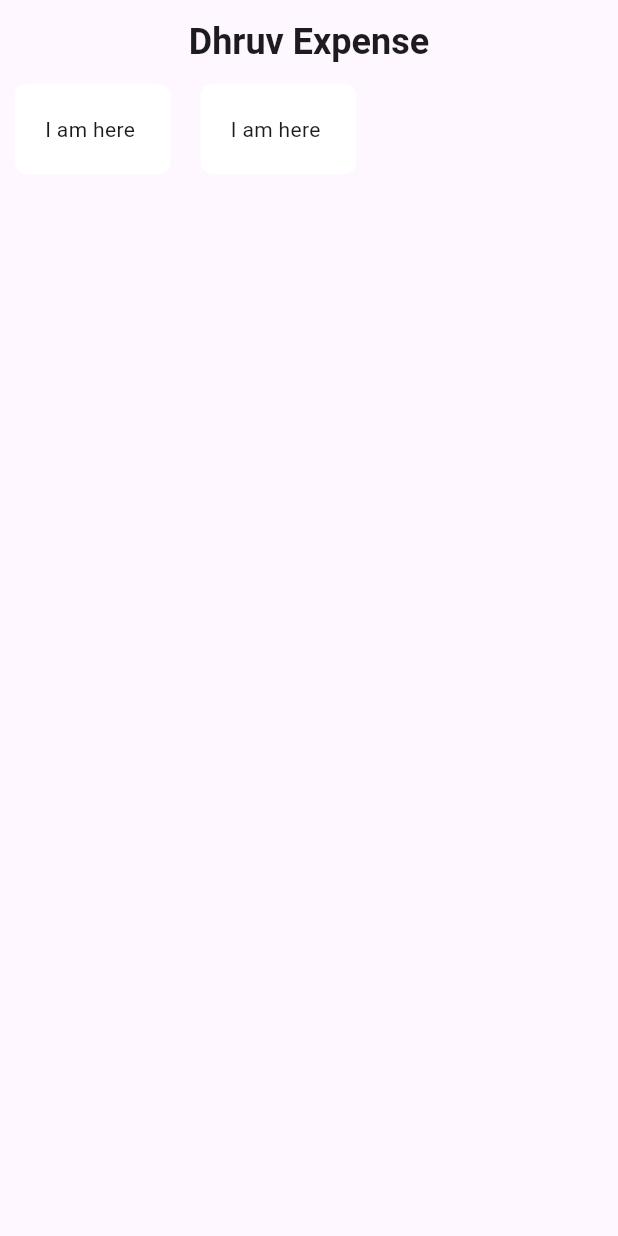
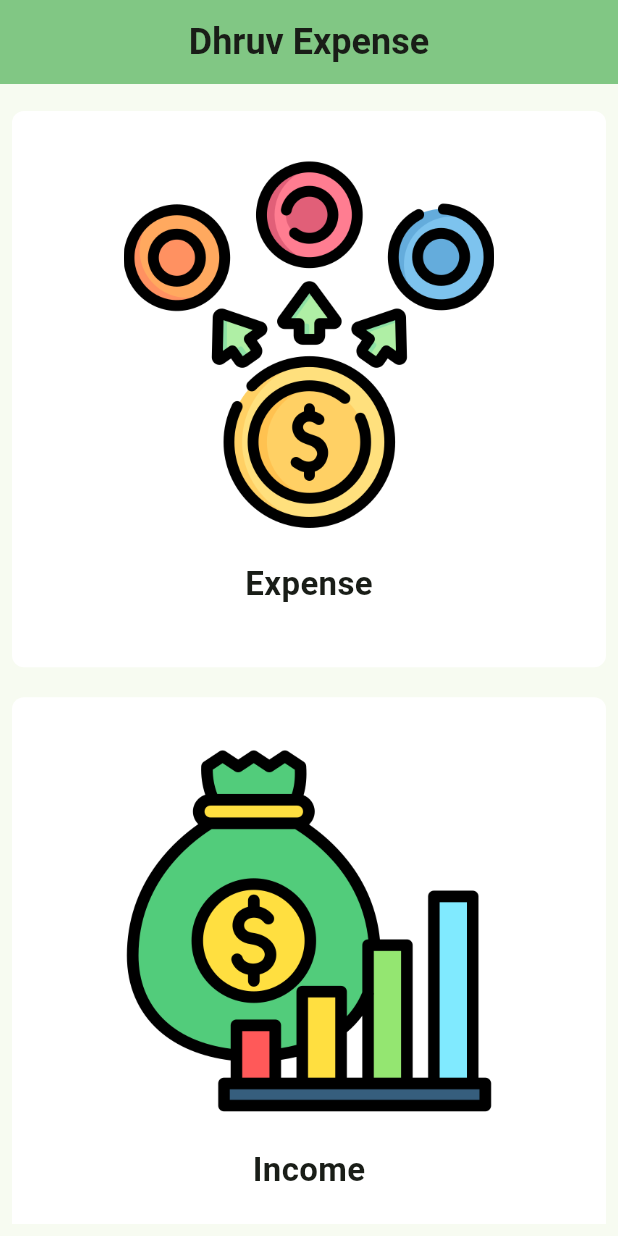
Before and after one commit to Dhruvrana8/ExpenseTracker, a Flutter app: the screen it shows after launch, on a phone screen of 412 x 824 dp. Run offline on Flutter 3.47's test engine with Material 3 defaults, Android fonts, the phone set to English and light mode, and no system bars; our stand-ins replace webview_flutter.

Commit message:
feat: home screen and web view integrated

```diff
--- a/lib/main.dart
+++ b/lib/main.dart
@@ -1,4 +1,4 @@
-import 'package:dhruv_expense_tracker/screens/home_screen.dart';
+import 'package:dhruv_expense_tracker/screens/Home/home_screen.dart';
 import 'package:flutter/material.dart';
 
 void main() {
@@ -12,24 +12,8 @@ class MyApp extends StatelessWidget {
   @override
   Widget build(BuildContext context) {
     return MaterialApp(
-      title: 'Flutter Demo',
       theme: ThemeData(
-        // This is the theme of your application.
-        //
-        // TRY THIS: Try running your application with "flutter run". You'll see
-        // the application has a purple toolbar. Then, without quitting the app,
-        // try changing the seedColor in the colorScheme below to Colors.green
-        // and then invoke "hot reload" (save your changes or press the "hot
-        // reload" button in a Flutter-supported IDE, or press "r" if you used
-        // the command line to start the app).
-        //
-        // Notice that the counter didn't reset back to zero; the application
-        // state is not lost during the reload. To reset the state, use hot
-        // restart instead.
-        //
-        // This works for code too, not just values: Most code changes can be
-        // tested with just a hot reload.
-        colorScheme: ColorScheme.fromSeed(seedColor: Colors.deepPurple),
+        colorScheme: ColorScheme.fromSeed(seedColor: Colors.green),
         useMaterial3: true,
       ),
       home: const HomeScreen(),
--- /dev/null
+++ b/lib/screens/Home/home_screen.dart
@@ -0,0 +1,94 @@
+import 'package:dhruv_expense_tracker/screens/Home/strings.dart';
+import 'package:dhruv_expense_tracker/screens/WebView/web_view_screen.dart';
+import 'package:flutter/material.dart';
+
+class HomeScreen extends StatelessWidget {
+  const HomeScreen({super.key});
+
+  @override
+  Widget build(BuildContext context) {
+    return Scaffold(
+      appBar: AppBar(
+        backgroundColor: Colors.green[300],
+        title: Text(
+          Strings.title,
+          style: TextStyle(
+            fontSize: 24,
+            fontWeight: FontWeight.bold,
+          ),
+        ),
+        centerTitle: true,
+      ),
+      body: Padding(
+        padding: const EdgeInsets.all(8.0),
+        child: ListView(
+          children: [
+            ContainerItem(
+              title: "Expense",
+              imagePath: 'assets/images/png/Expenses.png',
+            ),
+            ContainerItem(
+              title: "Income",
+              imagePath: 'assets/images/png/Income.png',
+            ),
+          ],
+        ),
+      ),
+    );
+  }
+}
+
+class ContainerItem extends StatelessWidget {
+  const ContainerItem({
+    super.key,
+    required this.title,
+    required this.imagePath,
+  });
+  final String title;
+  final String imagePath;
+
+  @override
+  Widget build(BuildContext context) {
+    return GestureDetector(
+      onTap: () {
+        Navigator.push(
+          context,
+          MaterialPageRoute(
+              builder: (context) => WebViewScreen(
+                    title: title ?? '',
+                  )),
+        );
+      },
+      child: Container(
+        padding: EdgeInsets.all(20),
+        margin: EdgeInsets.symmetric(vertical: 10),
+        height: MediaQuery.of(context).size.height * 0.45,
+        width: MediaQuery.of(context).size.width,
+        decoration: BoxDecoration(
+          color: Colors.white,
+          borderRadius: BorderRadius.circular(8),
+        ),
+        child: Column(
+          mainAxisAlignment: MainAxisAlignment.spaceEvenly,
+          children: [
+            Image.asset(
+              imagePath,
+              fit: BoxFit.cover,
+              height: MediaQuery.of(context).size.height * 0.3,
+            ),
+            Padding(
+              padding: const EdgeInsets.all(8.0),
+              child: Text(
+                title,
+                style: TextStyle(
+                  fontWeight: FontWeight.w600,
+                  fontSize: 22,
+                ),
+              ),
+            ),
+          ],
+        ),
+      ),
+    );
+  }
+}
--- /dev/null
+++ b/lib/screens/Home/strings.dart
@@ -0,0 +1,5 @@
+class Strings {
+  static const String title = 'Dhruv Expense';
+  static const String expenses = 'Expense';
+  static const String income = 'Income';
+}
--- a/lib/screens/home_screen.dart
+++ /dev/null
@@ -1,54 +0,0 @@
-import 'package:flutter/material.dart';
-
-class HomeScreen extends StatelessWidget {
-  const HomeScreen({super.key});
-
-  @override
-  Widget build(BuildContext context) {
-    return Scaffold(
-      appBar: AppBar(
-        title: Text(
-          'Dhruv Expense',
-          style: TextStyle(
-            fontSize: 24,
-            fontWeight: FontWeight.bold,
-          ),
-        ),
-        centerTitle: true,
-      ),
-      body: Row(
-        children: [
-          ContainerItem(
-            title: "Expense",
-          ),
-          ContainerItem(
-            title: "Income",
-          ),
-        ],
-      ),
-    );
-  }
-}
-
-class ContainerItem extends StatelessWidget {
-  const ContainerItem({
-    super.key,
-    required this.title,
-  });
-  final String title;
-
-  @override
-  Widget build(BuildContext context) {
-    return Container(
-      padding: EdgeInsets.all(20),
-      margin: EdgeInsets.symmetric(horizontal: 10),
-      decoration: BoxDecoration(
-        color: Colors.white,
-        borderRadius: BorderRadius.circular(8),
-      ),
-      child: Text(
-        "I am here ",
-      ),
-    );
-  }
-}
```
Also changed, not shown: lib/screens/WebView/web_view_screen.dart (added, +42 -0 lines), pubspec.yaml (+5 -4 lines), assets/images/png/Dashboard.png (renamed from lib/assets/png/Dashboard Icon.png), assets/images/png/Expenses.png (renamed from lib/assets/png/Expenses Icon.png), assets/images/png/Income.png (renamed from lib/assets/png/Income Icon.png), pubspec.lock, 9 other files.
